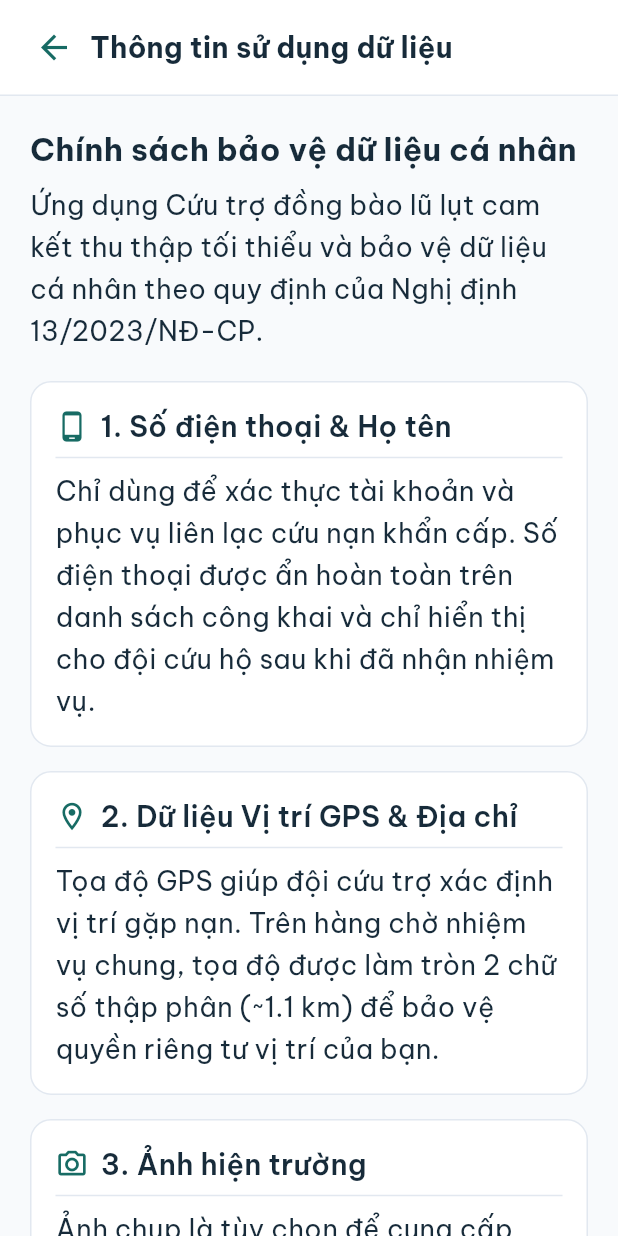
After one commit to son880335-max/DACN-Hson-Bthanh, a Flutter app: the C20ProfileScreen screen opened directly, after a tap on "Thông tin sử dụng dữ liệu", on a phone screen of 412 x 824 dp. The commit adds this screen. Run offline on Flutter 3.47's test engine with Material 3 defaults, Android fonts, the phone set to English and light mode, and no system bars; our stand-ins replace connectivity_plus, flutter_map, flutter_secure_storage, geolocator, google_fonts, image_picker and 3 more; missing offline and left inert: cryptography; accounts and stored records are empty.

Commit message:
fix(privacy): add consent migration, endpoint, privacy policy screen and non-blocking consent checkbox

```diff
--- a/Frontend/lib/features/citizen/screens/c20_profile_screen.dart
+++ b/Frontend/lib/features/citizen/screens/c20_profile_screen.dart
@@ -6,6 +6,7 @@ import '../../../core/theme/app_typography.dart';
 import '../../../core/widgets/app_header.dart';
 import '../../auth/screens/a01_role_selection_screen.dart';
 import '../../auth/screens/a06_change_password_screen.dart';
+import 'c21_data_privacy_screen.dart';
 
 class C20ProfileScreen extends StatefulWidget {
   const C20ProfileScreen({super.key});
@@ -214,6 +215,25 @@ class _C20ProfileScreenState extends State<C20ProfileScreen> {
                     const Divider(height: 1, color: AppColors.borderSubtle),
                     ListTile(
                       leading: const Icon(
+                        Icons.privacy_tip_outlined,
+                        color: AppColors.primary,
+                      ),
+                      title: Text(
+                        'Thông tin sử dụng dữ liệu',
+                        style: AppTypography.bodyMedium,
+                      ),
+                      trailing: const Icon(Icons.chevron_right),
+                      onTap: () {
+                        Navigator.of(context).push(
+                          MaterialPageRoute(
+                            builder: (_) => const C21DataPrivacyScreen(),
+                          ),
+                        );
+                      },
+                    ),
+                    const Divider(height: 1, color: AppColors.borderSubtle),
+                    ListTile(
+                      leading: const Icon(
                         Icons.lock_outline,
                         color: AppColors.primary,
                       ),
--- /dev/null
+++ b/Frontend/lib/features/citizen/screens/c21_data_privacy_screen.dart
@@ -0,0 +1,118 @@
+import 'package:flutter/material.dart';
+
+import '../../../core/theme/app_colors.dart';
+import '../../../core/theme/app_typography.dart';
+import '../../../core/widgets/app_header.dart';
+
+class C21DataPrivacyScreen extends StatelessWidget {
+  const C21DataPrivacyScreen({super.key});
+
+  @override
+  Widget build(BuildContext context) {
+    return Scaffold(
+      backgroundColor: AppColors.canvas,
+      appBar: AppHeader(
+        title: 'Thông tin sử dụng dữ liệu',
+        showBackButton: true,
+        onBack: () => Navigator.of(context).pop(),
+      ),
+      body: SafeArea(
+        child: ListView(
+          padding: const EdgeInsets.all(20),
+          children: [
+            Text(
+              'Chính sách bảo vệ dữ liệu cá nhân',
+              style: AppTypography.sectionTitle,
+            ),
+            const SizedBox(height: 8),
+            Text(
+              'Ứng dụng Cứu trợ đồng bào lũ lụt cam kết thu thập tối thiểu và bảo vệ dữ liệu cá nhân theo quy định của Nghị định 13/2023/NĐ-CP.',
+              style: AppTypography.body,
+            ),
+            const SizedBox(height: 20),
+            _buildCard(
+              title: '1. Số điện thoại & Họ tên',
+              icon: Icons.phone_android,
+              content:
+                  'Chỉ dùng để xác thực tài khoản và phục vụ liên lạc cứu nạn khẩn cấp. Số điện thoại được ẩn hoàn toàn trên danh sách công khai và chỉ hiển thị cho đội cứu hộ sau khi đã nhận nhiệm vụ.',
+            ),
+            const SizedBox(height: 16),
+            _buildCard(
+              title: '2. Dữ liệu Vị trí GPS & Địa chỉ',
+              icon: Icons.location_on_outlined,
+              content:
+                  'Tọa độ GPS giúp đội cứu trợ xác định vị trí gặp nạn. Trên hàng chờ nhiệm vụ chung, tọa độ được làm tròn 2 chữ số thập phân (~1.1 km) để bảo vệ quyền riêng tư vị trí của bạn.',
+            ),
+            const SizedBox(height: 16),
+            _buildCard(
+              title: '3. Ảnh hiện trường',
+              icon: Icons.camera_alt_outlined,
+              content:
+                  'Ảnh chụp là tùy chọn để cung cấp thông tin mức độ ngập lụt. Hệ thống tự động đóng dấu thời gian và tọa độ tham chiếu vào ảnh; không chia sẻ công khai ra ngoài.',
+            ),
+            const SizedBox(height: 16),
+            _buildCard(
+              title: '4. Nhật ký kiểm toán truy cập (Access Audit)',
+              icon: Icons.history_edu_outlined,
+              content:
+                  'Mọi thao tác xem số điện thoại và tọa độ chính xác của bạn bởi Đội cứu hộ hoặc Quản trị viên đều được hệ thống ghi nhận vào nhật ký kiểm toán không thể sửa đổi.',
+            ),
+            const SizedBox(height: 16),
+            _buildCard(
+              title: '5. Quyền của Chủ thể Dữ liệu',
+              icon: Icons.verified_user_outlined,
+              content:
+                  'Bạn có quyền xem thông tin cá nhân, yêu cầu sửa đổi nội dung yêu cầu cứu trợ trước khi được tiếp nhận, hoặc yêu cầu xóa phiên đăng nhập bất kỳ lúc nào.',
+            ),
+            const SizedBox(height: 24),
+            Container(
+              padding: const EdgeInsets.all(16),
+              decoration: BoxDecoration(
+                color: AppColors.primaryContainer,
+                borderRadius: BorderRadius.circular(12),
+                border: Border.all(color: AppColors.borderSubtle),
+              ),
+              child: Text(
+                'Lưu ý: Trong tình huống khẩn cấp đe dọa trực tiếp đến tính mạng con người, hệ thống ưu tiên cứu nạn trước theo quy định tại Điều 17 Nghị định 13/2023/NĐ-CP.',
+                style: AppTypography.secondaryMedium.copyWith(
+                  color: AppColors.primaryDark,
+                ),
+              ),
+            ),
+          ],
+        ),
+      ),
+    );
+  }
+
+  Widget _buildCard({
+    required String title,
+    required IconData icon,
+    required String content,
+  }) {
+    return Container(
+      padding: const EdgeInsets.all(16),
+      decoration: BoxDecoration(
+        color: AppColors.surface,
+        borderRadius: BorderRadius.circular(14),
+        border: Border.all(color: AppColors.borderSubtle),
+      ),
+      child: Column(
+        crossAxisAlignment: CrossAxisAlignment.start,
+        children: [
+          Row(
+            children: [
+              Icon(icon, color: AppColors.primary, size: 22),
+              const SizedBox(width: 8),
+              Expanded(
+                child: Text(title, style: AppTypography.cardTitle),
+              ),
+            ],
+          ),
+          const Divider(height: 16, color: AppColors.borderSubtle),
+          Text(content, style: AppTypography.body),
+        ],
+      ),
+    );
+  }
+}
```
Also changed, not shown: Frontend/lib/features/citizen/screens/c06_request_wizard_step4_review_submit_screen.dart (+56 -0 lines), 5 other files.
